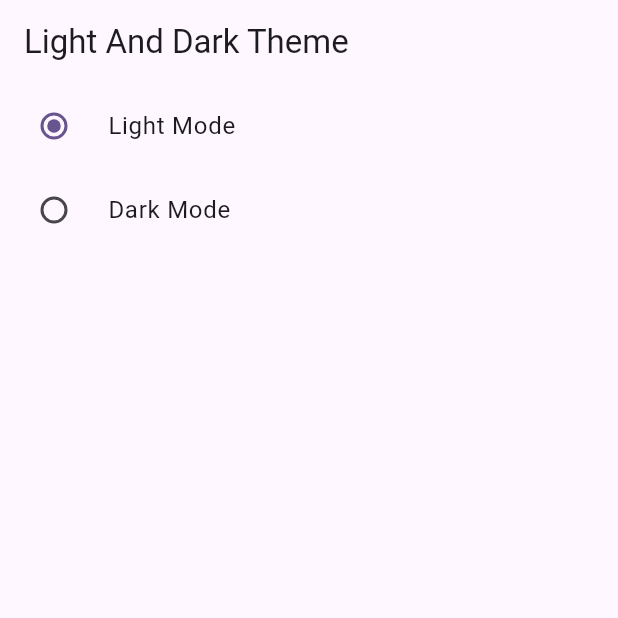
After one commit to saadmomand6/Provider-Examples, a Flutter app: the screen it shows after launch, after a tap on "Light Mode", on a phone screen of 412 x 824 dp, the top half of it. The commit adds this screen. Run offline on Flutter 3.47's test engine with Material 2 defaults, Android fonts, the phone set to English and light mode, and no system bars.

Commit message:
dark and light theme with provider

```diff
--- a/lib/main.dart
+++ b/lib/main.dart
@@ -3,7 +3,8 @@
 import 'package:provider_with_mvvm_and_rest_apis/provider/count_provider.dart';
 import 'package:provider_with_mvvm_and_rest_apis/provider/favourite_provider.dart';
 import 'package:provider_with_mvvm_and_rest_apis/provider/multiprovider_example.dart';
-import 'package:provider_with_mvvm_and_rest_apis/screens/favourite/favourite_screen.dart';
+import 'package:provider_with_mvvm_and_rest_apis/provider/theme_changer_provider.dart';
+import 'package:provider_with_mvvm_and_rest_apis/screens/dark_theme.dart';
 
 void main() {
   runApp(const MyApp());
@@ -19,14 +20,24 @@
         ChangeNotifierProvider(create: (_) => CountProvider()),
         ChangeNotifierProvider(create: (_) => MultipleProviderExample()),
         ChangeNotifierProvider(create: (_) => Favouriteitem()),
+        ChangeNotifierProvider(create: (_) => ThemeChanger()),
       ],
-      child: MaterialApp(
-        title: 'Provider With MVVM and Rest APIs',
-        theme: ThemeData(
-          colorScheme: ColorScheme.fromSeed(seedColor: Colors.deepPurple),
-          useMaterial3: true,
-        ),
-        home: const FavouriteScreen(),
+      child: Builder(
+        builder: (BuildContext context) {
+          final themechanger = Provider.of<ThemeChanger>(context);
+          return MaterialApp(
+            title: 'Provider With MVVM and Rest APIs',
+            themeMode: themechanger.thememode,
+            theme: ThemeData(
+              brightness: Brightness.light,
+              colorScheme: ColorScheme.fromSeed(seedColor: Colors.deepPurple),
+              useMaterial3: true,
+            ),
+            darkTheme:
+                ThemeData(useMaterial3: true, brightness: Brightness.dark),
+            home: const DarkTheme(),
+          );
+        },
       ),
     );
   }
--- /dev/null
+++ b/lib/provider/theme_changer_provider.dart
@@ -0,0 +1,11 @@
+import 'package:flutter/material.dart';
+
+class ThemeChanger with ChangeNotifier {
+  var _thememode = ThemeMode.light;
+  ThemeMode get thememode => _thememode;
+
+  void setTheme(thememode) {
+    _thememode = thememode;
+    notifyListeners();
+  }
+}
--- /dev/null
+++ b/lib/screens/dark_theme.dart
@@ -0,0 +1,42 @@
+import 'package:flutter/material.dart';
+import 'package:provider/provider.dart';
+
+import '../provider/theme_changer_provider.dart';
+
+class DarkTheme extends StatefulWidget {
+  const DarkTheme({super.key});
+
+  @override
+  State<DarkTheme> createState() => _DarkThemeState();
+}
+
+class _DarkThemeState extends State<DarkTheme> {
+  @override
+  Widget build(BuildContext context) {
+    final themechanger = Provider.of<ThemeChanger>(context);
+    return Scaffold(
+      appBar: AppBar(
+        title: const Text('Light And Dark Theme'),
+      ),
+      body: Column(
+        children: [
+          RadioListTile<ThemeMode>(
+              value: ThemeMode.light,
+              groupValue: themechanger.thememode,
+              onChanged: themechanger.setTheme,
+              title: Text('Light Mode')),
+          RadioListTile<ThemeMode>(
+              value: ThemeMode.dark,
+              groupValue: themechanger.thememode,
+              onChanged: themechanger.setTheme,
+              title: Text('Dark Mode')),
+          //   RadioListTile<ThemeMode>(
+          //       value: ThemeMode.system,
+          //       groupValue: themechanger.thememode,
+          //       onChanged: themechanger.setTheme,
+          //       title: Text('System Mode'))
+        ],
+      ),
+    );
+  }
+}
```
